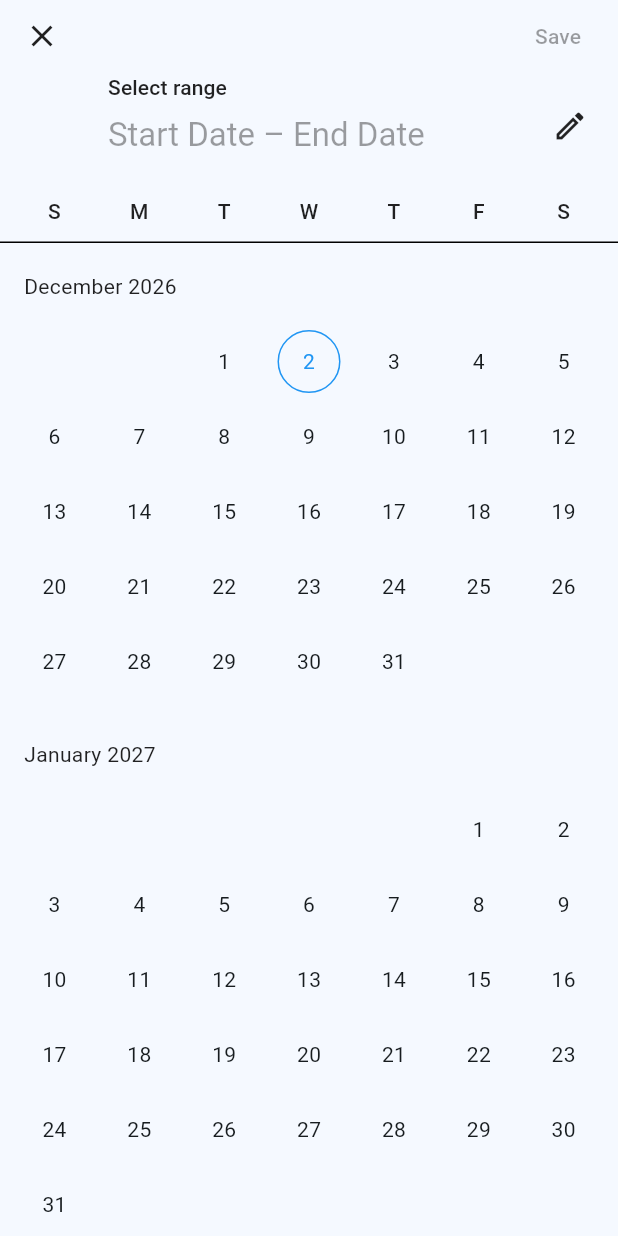
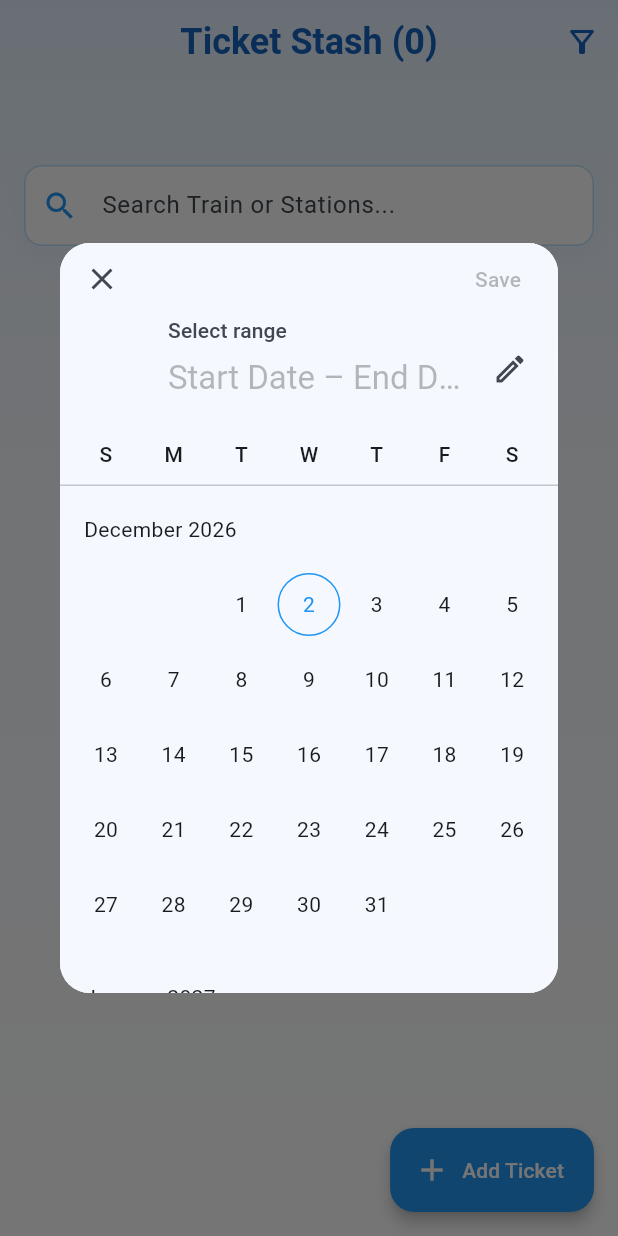
Before and after one commit to Magesh-kanna/ticket_saver, a Flutter app: the screen it shows after launch, after a tap on the "filter alt" icon, on a phone screen of 412 x 824 dp. Run offline on Flutter 3.47's test engine with Material 3 defaults, Android fonts, the phone set to English and light mode, and no system bars; our stand-ins replace file_picker, flutter_riverpod, open_filex, sqflite; accounts and stored records are empty.

Commit message:
feat: Rename app to Ticket Stash and refactor date range picker dialog presentation.

```diff
--- a/lib/screens/home_screen.dart
+++ b/lib/screens/home_screen.dart
@@ -25,24 +25,20 @@ class _HomeScreenState extends ConsumerState<HomeScreen> {
 
   Future<void> _selectDateRange() async {
     final currentRange = ref.read(dateRangeProvider);
-    final newRange = await showDateRangePicker(
+    final newRange = await showDialog<DateTimeRange>(
       context: context,
+      builder: (context) => Dialog(
+        shape: RoundedRectangleBorder(borderRadius: BorderRadius.circular(20)),
+        clipBehavior: Clip.antiAlias,
+        child: ConstrainedBox(
+          constraints: const BoxConstraints(maxWidth: 400, maxHeight: 500),
+          child: DateRangePickerDialog(
             initialDateRange: currentRange,
             firstDate: DateTime(2000),
             lastDate: DateTime(2100),
-      builder: (context, child) {
-        return Theme(
-          data: Theme.of(context).copyWith(
-            colorScheme: ColorScheme.light(
-              primary: const Color(0xFF2196F3),
-              onPrimary: Colors.white,
-              surface: Colors.white,
-              onSurface: Colors.black87,
           ),
         ),
-          child: child!,
-        );
-      },
+      ),
     );
 
     if (newRange != null) {
@@ -56,13 +52,15 @@ class _HomeScreenState extends ConsumerState<HomeScreen> {
     final filteredTickets = ref.watch(filteredTicketsProvider);
     final hasFilter = ref.watch(dateRangeProvider) != null;
 
-    return Scaffold(
+    return GestureDetector(
+      onTap: () => FocusScope.of(context).unfocus(),
+      child: Scaffold(
         extendBodyBehindAppBar: true,
         appBar: AppBar(
           title: ticketsAsync.when(
-          data: (tickets) => Text('My Tickets (${tickets.length})'),
-          loading: () => const Text('My Tickets'),
-          error: (_, __) => const Text('My Tickets'),
+            data: (tickets) => Text('Ticket Stash (${tickets.length})'),
+            loading: () => const Text('Ticket Stash'),
+            error: (_, __) => const Text('Ticket Stash'),
           ),
           actions: [
             IconButton(
@@ -113,7 +111,8 @@ class _HomeScreenState extends ConsumerState<HomeScreen> {
                               icon: const Icon(Icons.clear, color: Colors.blue),
                               onPressed: () {
                                 _searchController.clear();
-                              ref.read(searchQueryProvider.notifier).state = '';
+                                ref.read(searchQueryProvider.notifier).state =
+                                    '';
                               },
                             )
                           : null,
@@ -219,7 +218,8 @@ class _HomeScreenState extends ConsumerState<HomeScreen> {
                                   ),
                                   CupertinoDialogAction(
                                     isDestructiveAction: true,
-                                  onPressed: () => Navigator.pop(context, true),
+                                    onPressed: () =>
+                                        Navigator.pop(context, true),
                                     child: const Text('Delete'),
                                   ),
                                 ],
@@ -244,7 +244,8 @@ class _HomeScreenState extends ConsumerState<HomeScreen> {
                       },
                     );
                   },
-                loading: () => const Center(child: CircularProgressIndicator()),
+                  loading: () =>
+                      const Center(child: CircularProgressIndicator()),
                   error: (err, stack) => Center(child: Text('Error: $err')),
                 ),
               ),
@@ -263,6 +264,7 @@ class _HomeScreenState extends ConsumerState<HomeScreen> {
           icon: const Icon(Icons.add),
           label: const Text('Add Ticket'),
         ),
+      ),
     );
   }
 }
--- a/pubspec.yaml
+++ b/pubspec.yaml
@@ -1,5 +1,5 @@
 name: ticket_saver
-description: "A new Flutter project."
+description: "Ticket Stash - A secure and stylish place for all your travel tickets."
 # The following line prevents the package from being accidentally published to
 # pub.dev using `flutter pub publish`. This is preferred for private packages.
 publish_to: 'none' # Remove this line if you wish to publish to pub.dev
```
Also changed, not shown: 3 other files. Lines whose indentation alone changed are shown as unchanged.
